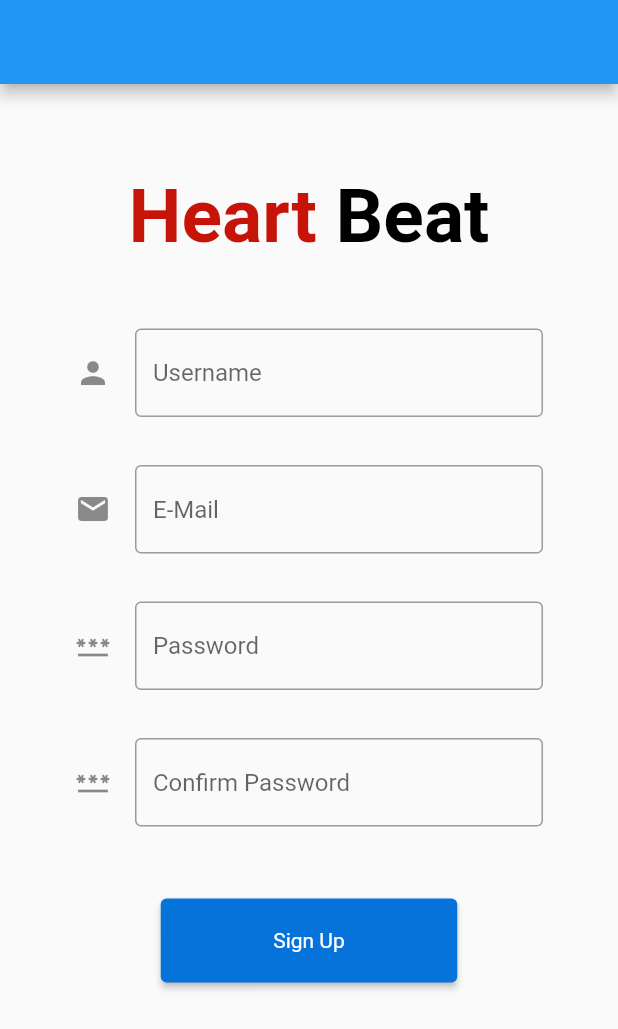
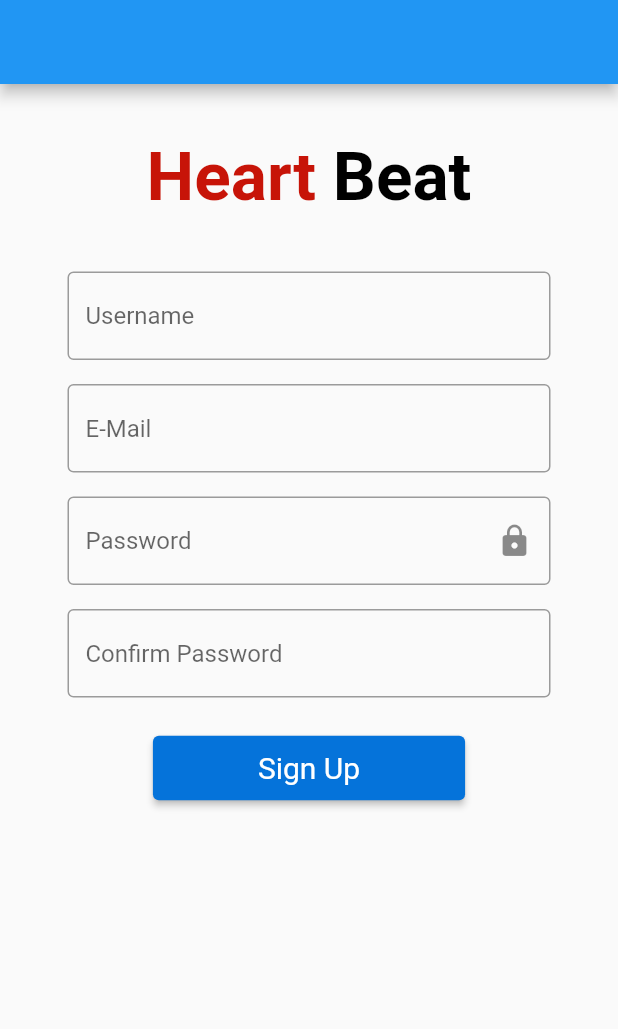
Before and after one commit to YushaCan/HeartBeat, a Flutter app: the screen it shows after launch, after a tap on the "add" icon, on a phone screen of 412 x 824 dp. Shown: the top 1029 px of the screen. Run offline on Flutter 3.47's test engine with Material 2 defaults, Android fonts, the phone set to English and light mode, and no system bars.

Commit message:
Updated SignUpPage
Password confirmation process & Converted to Stateful widget

```diff
--- a/heart_beat/lib/SignUpPage.dart
+++ b/heart_beat/lib/SignUpPage.dart
@@ -3,32 +3,49 @@ import 'package:heart_beat/MainMenu.dart';
 
 class SignUpPage extends StatelessWidget {
   const SignUpPage({Key? key}) : super(key: key);
-
   @override
   Widget build(BuildContext context) {
     return MaterialApp(
       title: '',
       home: Scaffold(
         appBar: AppBar(),
-        body: const SignUp(),
+        body: SignUp(),
       ),
     );
   }
 }
 
-class SignUp extends StatelessWidget {
-  const SignUp({Key? key}) : super(key: key);
+class SignUp extends StatefulWidget {
+  SignUp({Key? key}) : super(key: key);
+
+  @override
+  State<SignUp> createState() => _SignUpState();
+}
+
+class _SignUpState extends State<SignUp> {
+  bool seePassword = true;
+  bool lockIcon = true;
+  String passwordText = "";
+  String confirmedPasswordText = "";
+  void Toggle() {
+    setState(() {
+      seePassword = !seePassword;
+    });
+  }
+
+  TextEditingController passwordController = TextEditingController();
+  TextEditingController confirmPasswordController = TextEditingController();
 
   @override
   Widget build(BuildContext context) {
-    return Column(
-        crossAxisAlignment: CrossAxisAlignment.center,
-        children: <Widget>[
+    return Column(crossAxisAlignment: CrossAxisAlignment.center, children: <
+        Widget>[
+      // This row is for justify the upper space of the Heart Beat
       Row(children: <Widget>[
         const Text(
           '',
           style: TextStyle(
-                fontSize: 50,
+            fontSize: 30,
           ),
         ),
       ]),
@@ -41,7 +58,7 @@ class SignUp extends StatelessWidget {
               style: TextStyle(
                 color: Color.fromARGB(255, 199, 20, 8),
                 fontWeight: FontWeight.bold,
-                    fontSize: 50,
+                fontSize: 45,
               ),
             ),
             const Text(
@@ -49,7 +66,7 @@ class SignUp extends StatelessWidget {
               style: TextStyle(
                 color: Colors.black,
                 fontWeight: FontWeight.bold,
-                    fontSize: 50,
+                fontSize: 45,
               ),
             )
           ]),
@@ -62,58 +79,89 @@ class SignUp extends StatelessWidget {
         ),
       ]),
       const Padding(
-            padding: EdgeInsets.symmetric(horizontal: 50, vertical: 16),
+        padding: EdgeInsets.symmetric(horizontal: 45, vertical: 8),
         child: TextField(
           decoration: InputDecoration(
-                icon: Icon(Icons.person),
+            //icon: Icon(Icons.person),
             border: OutlineInputBorder(),
             hintText: 'Username',
           ),
         ),
       ),
       Padding(
-            padding: EdgeInsets.symmetric(horizontal: 50, vertical: 16),
+        padding: EdgeInsets.symmetric(horizontal: 45, vertical: 8),
         child: TextFormField(
           decoration: InputDecoration(
-                icon: Icon(Icons.email),
+            //icon: Icon(Icons.email),
             border: OutlineInputBorder(),
             hintText: 'E-Mail',
           ),
         ),
       ),
       Padding(
-            padding: EdgeInsets.symmetric(horizontal: 50, vertical: 16),
+        padding: EdgeInsets.symmetric(horizontal: 45, vertical: 8),
         child: TextFormField(
-              obscureText: true,
+          obscureText: seePassword,
+          controller: passwordController,
+          onEditingComplete: () {
+            passwordText = passwordController.text;
+          },
           decoration: InputDecoration(
-                icon: Icon(Icons.password),
+            suffixIcon: IconButton(
+              onPressed: () {
+                Toggle();
+                lockIcon = !lockIcon;
+                // TO CONTROL PASSWORD WITH CONFIRMED PASSWORD
+                // passwordText = passwordController.text;
+                //confirmedPasswordText = confirmPasswordController.text;
+              },
+              icon: lockIcon ? Icon(Icons.lock) : Icon(Icons.lock_open),
+            ),
             border: OutlineInputBorder(),
             hintText: 'Password',
           ),
         ),
       ),
       Padding(
-            padding: EdgeInsets.symmetric(horizontal: 50, vertical: 16),
+        padding: EdgeInsets.symmetric(horizontal: 45, vertical: 8),
         child: TextFormField(
           obscureText: true,
+          controller: confirmPasswordController,
+          onEditingComplete: () {
+            confirmedPasswordText = confirmPasswordController.text;
+            if (passwordText != confirmedPasswordText) {
+              //print("Passwords DOESN'T MATCH!");
+            } else {
+              //print("Password is Correct!");
+            }
+          },
+          validator: (value) {
+            if (passwordText != confirmedPasswordText) {
+              return 'Passwords does not match';
+            } else {
+              return null;
+            }
+          },
           decoration: InputDecoration(
-                icon: Icon(Icons.password),
+            //icon: Icon(Icons.lock),
             border: OutlineInputBorder(),
             hintText: 'Confirm Password',
           ),
         ),
       ),
+      // Sign Up Button
       Padding(
-              padding: EdgeInsets.symmetric(horizontal: 50, vertical: 32),
+          padding: EdgeInsets.symmetric(horizontal: 25, vertical: 15),
           child: ElevatedButton(
               style: ElevatedButton.styleFrom(
                   primary: Color.fromARGB(255, 5, 115, 218),
-                      padding:
-                          EdgeInsets.symmetric(horizontal: 75, vertical: 20),
-                      textStyle: TextStyle()),
+                  padding: EdgeInsets.symmetric(horizontal: 70, vertical: 10),
+                  textStyle: TextStyle(
+                    fontSize: 20,
+                  )),
               child: Text('Sign Up'),
               onPressed: () {
-                    // When tapped, passed to the Main Menu Page. It needs an animation between two pages.
+                // When tapped, if everything is right, passed to the Main Menu Page. It needs an animation between two pages.
                 Navigator.push(
                   context,
                   MaterialPageRoute(builder: (context) => MainMenuPage()),
```
Also changed, not shown: 2 other files. Lines whose indentation alone changed are shown as unchanged.
